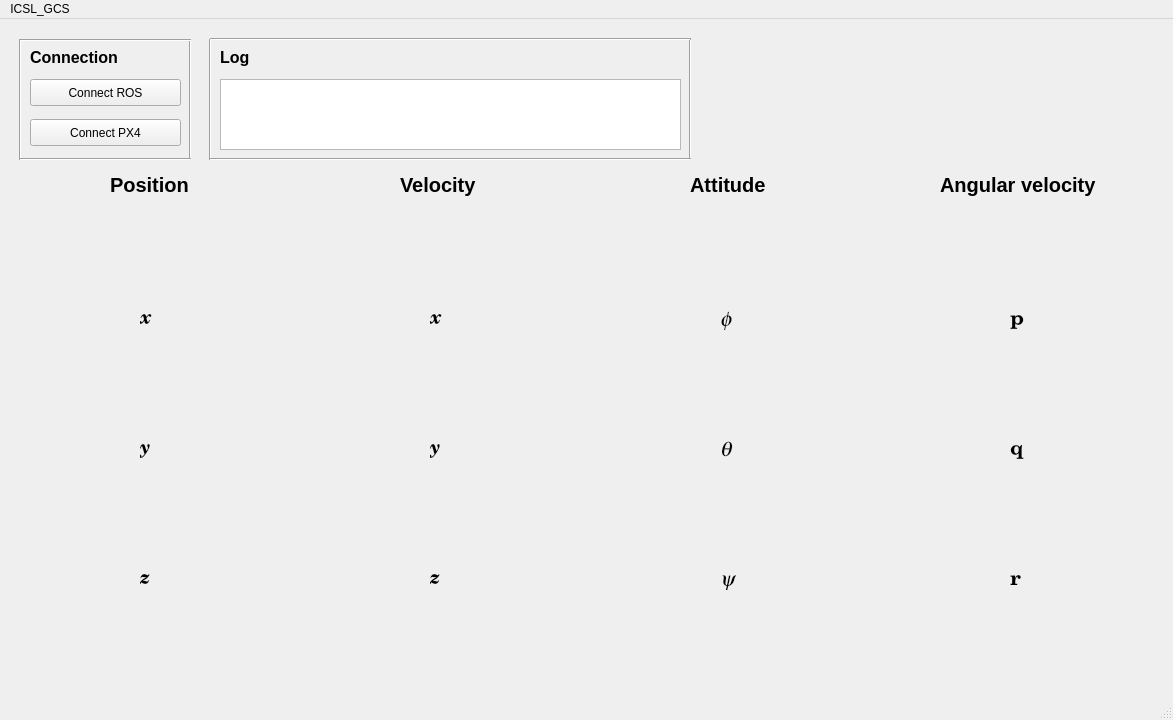
Old version of the form ui/icsl_gcs.ui in the repository Clark-Youngdong-Son/PX4_gcs.
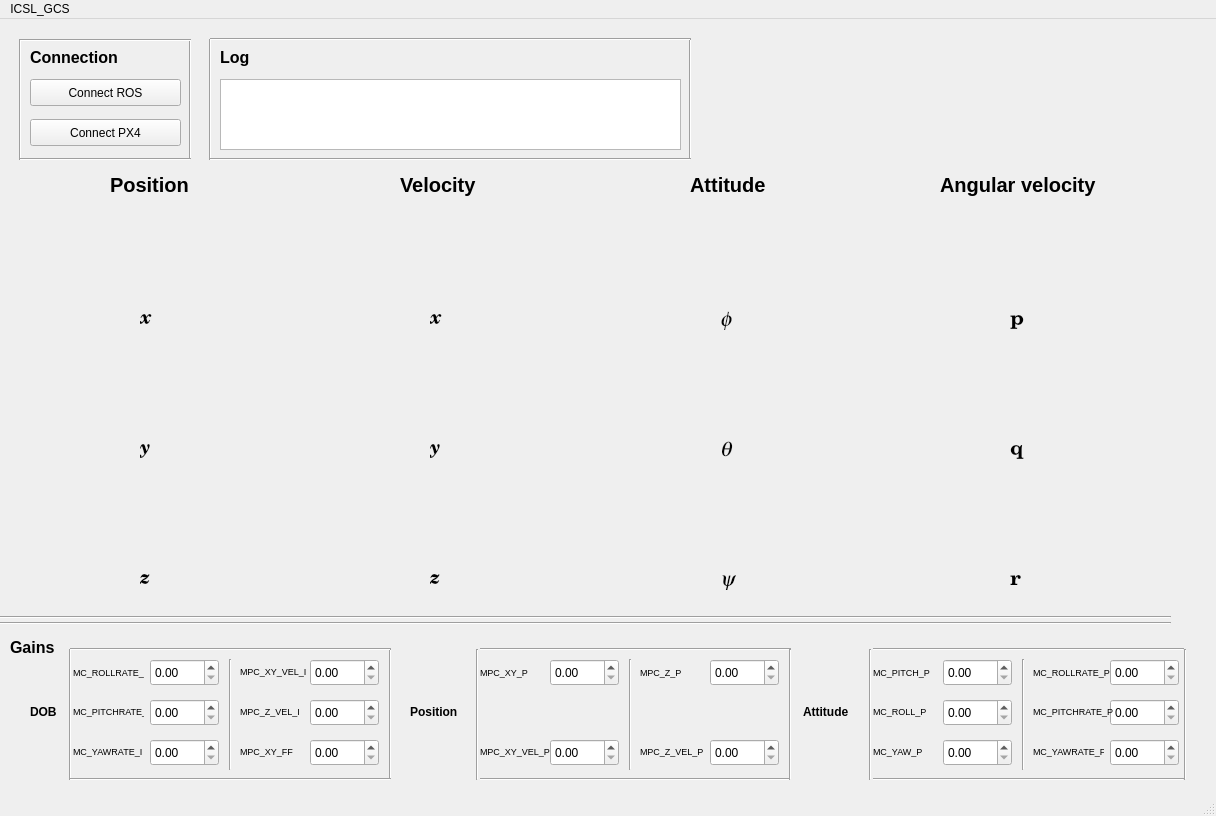
New version of the form. Custom widgets are drawn as their Qt base class.

Commit message: temp files for gain setting function

What changed in the file:
```diff
--- a/ui/icsl_gcs.ui
+++ b/ui/icsl_gcs.ui
@@ -6,8 +6,8 @@
    <rect>
     <x>0</x>
     <y>0</y>
-    <width>1173</width>
-    <height>720</height>
+    <width>1216</width>
+    <height>816</height>
    </rect>
   </property>
   <property name="windowTitle">
@@ -658,13 +658,759 @@
      <string>Angular velocity</string>
     </property>
    </widget>
+   <widget class="Line" name="line_9">
+    <property name="geometry">
+     <rect>
+      <x>0</x>
+      <y>590</y>
+      <width>1171</width>
+      <height>16</height>
+     </rect>
+    </property>
+    <property name="orientation">
+     <enum>Qt::Horizontal</enum>
+    </property>
+   </widget>
+   <widget class="Line" name="line_10">
+    <property name="geometry">
+     <rect>
+      <x>0</x>
+      <y>596</y>
+      <width>1171</width>
+      <height>16</height>
+     </rect>
+    </property>
+    <property name="orientation">
+     <enum>Qt::Horizontal</enum>
+    </property>
+   </widget>
+   <widget class="QLabel" name="label_11">
+    <property name="geometry">
+     <rect>
+      <x>10</x>
+      <y>620</y>
+      <width>67</width>
+      <height>17</height>
+     </rect>
+    </property>
+    <property name="font">
+     <font>
+      <pointsize>12</pointsize>
+      <weight>75</weight>
+      <bold>true</bold>
+     </font>
+    </property>
+    <property name="text">
+     <string>Gains</string>
+    </property>
+   </widget>
+   <widget class="QDoubleSpinBox" name="gain_1">
+    <property name="geometry">
+     <rect>
+      <x>150</x>
+      <y>640</y>
+      <width>69</width>
+      <height>27</height>
+     </rect>
+    </property>
+   </widget>
+   <widget class="Line" name="line_11">
+    <property name="geometry">
+     <rect>
+      <x>60</x>
+      <y>630</y>
+      <width>20</width>
+      <height>131</height>
+     </rect>
+    </property>
+    <property name="orientation">
+     <enum>Qt::Vertical</enum>
+    </property>
+   </widget>
+   <widget class="Line" name="line_12">
+    <property name="geometry">
+     <rect>
+      <x>380</x>
+      <y>630</y>
+      <width>20</width>
+      <height>131</height>
+     </rect>
+    </property>
+    <property name="orientation">
+     <enum>Qt::Vertical</enum>
+    </property>
+   </widget>
+   <widget class="Line" name="line_13">
+    <property name="geometry">
+     <rect>
+      <x>70</x>
+      <y>610</y>
+      <width>321</width>
+      <height>41</height>
+     </rect>
+    </property>
+    <property name="orientation">
+     <enum>Qt::Horizontal</enum>
+    </property>
+   </widget>
+   <widget class="Line" name="line_14">
+    <property name="geometry">
+     <rect>
+      <x>70</x>
+      <y>750</y>
+      <width>321</width>
+      <height>21</height>
+     </rect>
+    </property>
+    <property name="orientation">
+     <enum>Qt::Horizontal</enum>
+    </property>
+   </widget>
+   <widget class="QLabel" name="label_20">
+    <property name="geometry">
+     <rect>
+      <x>30</x>
+      <y>684</y>
+      <width>41</width>
+      <height>17</height>
+     </rect>
+    </property>
+    <property name="font">
+     <font>
+      <weight>75</weight>
+      <bold>true</bold>
+     </font>
+    </property>
+    <property name="text">
+     <string>DOB</string>
+    </property>
+   </widget>
+   <widget class="Line" name="line_15">
+    <property name="geometry">
+     <rect>
+      <x>220</x>
+      <y>640</y>
+      <width>21</width>
+      <height>111</height>
+     </rect>
+    </property>
+    <property name="orientation">
+     <enum>Qt::Vertical</enum>
+    </property>
+   </widget>
+   <widget class="QDoubleSpinBox" name="gain_2">
+    <property name="geometry">
+     <rect>
+      <x>150</x>
+      <y>680</y>
+      <width>69</width>
+      <height>27</height>
+     </rect>
+    </property>
+   </widget>
+   <widget class="QDoubleSpinBox" name="gain_3">
+    <property name="geometry">
+     <rect>
+      <x>150</x>
+      <y>720</y>
+      <width>69</width>
+      <height>27</height>
+     </rect>
+    </property>
+   </widget>
+   <widget class="QDoubleSpinBox" name="gain_4">
+    <property name="geometry">
+     <rect>
+      <x>310</x>
+      <y>640</y>
+      <width>69</width>
+      <height>27</height>
+     </rect>
+    </property>
+   </widget>
+   <widget class="QDoubleSpinBox" name="gain_6">
+    <property name="geometry">
+     <rect>
+      <x>310</x>
+      <y>720</y>
+      <width>69</width>
+      <height>27</height>
+     </rect>
+    </property>
+   </widget>
+   <widget class="QDoubleSpinBox" name="gain_5">
+    <property name="geometry">
+     <rect>
+      <x>310</x>
+      <y>680</y>
+      <width>69</width>
+      <height>27</height>
+     </rect>
+    </property>
+   </widget>
+   <widget class="QDoubleSpinBox" name="gain_8">
+    <property name="geometry">
+     <rect>
+      <x>550</x>
+      <y>720</y>
+      <width>69</width>
+      <height>27</height>
+     </rect>
+    </property>
+   </widget>
+   <widget class="QDoubleSpinBox" name="gain_7">
+    <property name="geometry">
+     <rect>
+      <x>550</x>
+      <y>640</y>
+      <width>69</width>
+      <height>27</height>
+     </rect>
+    </property>
+   </widget>
+   <widget class="QLabel" name="label_21">
+    <property name="geometry">
+     <rect>
+      <x>73</x>
+      <y>638</y>
+      <width>71</width>
+      <height>31</height>
+     </rect>
+    </property>
+    <property name="font">
+     <font>
+      <pointsize>7</pointsize>
+     </font>
+    </property>
+    <property name="text">
+     <string>MC_ROLLRATE_I</string>
+    </property>
+   </widget>
+   <widget class="QLabel" name="label_22">
+    <property name="geometry">
+     <rect>
+      <x>73</x>
+      <y>677</y>
+      <width>71</width>
+      <height>31</height>
+     </rect>
+    </property>
+    <property name="font">
+     <font>
+      <pointsize>7</pointsize>
+     </font>
+    </property>
+    <property name="text">
+     <string>MC_PITCHRATE_I</string>
+    </property>
+   </widget>
+   <widget class="QLabel" name="label_23">
+    <property name="geometry">
+     <rect>
+      <x>73</x>
+      <y>717</y>
+      <width>71</width>
+      <height>31</height>
+     </rect>
+    </property>
+    <property name="font">
+     <font>
+      <pointsize>7</pointsize>
+     </font>
+    </property>
+    <property name="text">
+     <string>MC_YAWRATE_I</string>
+    </property>
+   </widget>
+   <widget class="QLabel" name="label_24">
+    <property name="geometry">
+     <rect>
+      <x>240</x>
+      <y>637</y>
+      <width>71</width>
+      <height>31</height>
+     </rect>
+    </property>
+    <property name="font">
+     <font>
+      <pointsize>7</pointsize>
+     </font>
+    </property>
+    <property name="text">
+     <string>MPC_XY_VEL_I</string>
+    </property>
+   </widget>
+   <widget class="QLabel" name="label_25">
+    <property name="geometry">
+     <rect>
+      <x>240</x>
+      <y>677</y>
+      <width>71</width>
+      <height>31</height>
+     </rect>
+    </property>
+    <property name="font">
+     <font>
+      <pointsize>7</pointsize>
+     </font>
+    </property>
+    <property name="text">
+     <string>MPC_Z_VEL_I</string>
+    </property>
+   </widget>
+   <widget class="QLabel" name="label_26">
+    <property name="geometry">
+     <rect>
+      <x>240</x>
+      <y>717</y>
+      <width>71</width>
+      <height>31</height>
+     </rect>
+    </property>
+    <property name="font">
+     <font>
+      <pointsize>7</pointsize>
+     </font>
+    </property>
+    <property name="text">
+     <string>MPC_XY_FF</string>
+    </property>
+   </widget>
+   <widget class="Line" name="line_16">
+    <property name="geometry">
+     <rect>
+      <x>467</x>
+      <y>630</y>
+      <width>20</width>
+      <height>131</height>
+     </rect>
+    </property>
+    <property name="orientation">
+     <enum>Qt::Vertical</enum>
+    </property>
+   </widget>
+   <widget class="QLabel" name="label_27">
+    <property name="geometry">
+     <rect>
+      <x>410</x>
+      <y>684</y>
+      <width>61</width>
+      <height>17</height>
+     </rect>
+    </property>
+    <property name="font">
+     <font>
+      <weight>75</weight>
+      <bold>true</bold>
+     </font>
+    </property>
+    <property name="text">
+     <string>Position</string>
+    </property>
+   </widget>
+   <widget class="QLabel" name="label_28">
+    <property name="geometry">
+     <rect>
+      <x>480</x>
+      <y>638</y>
+      <width>71</width>
+      <height>31</height>
+     </rect>
+    </property>
+    <property name="font">
+     <font>
+      <pointsize>7</pointsize>
+     </font>
+    </property>
+    <property name="text">
+     <string>MPC_XY_P</string>
+    </property>
+   </widget>
+   <widget class="QLabel" name="label_29">
+    <property name="geometry">
+     <rect>
+      <x>480</x>
+      <y>717</y>
+      <width>71</width>
+      <height>31</height>
+     </rect>
+    </property>
+    <property name="font">
+     <font>
+      <pointsize>7</pointsize>
+     </font>
+    </property>
+    <property name="text">
+     <string>MPC_XY_VEL_P</string>
+    </property>
+   </widget>
+   <widget class="Line" name="line_17">
+    <property name="geometry">
+     <rect>
+      <x>620</x>
+      <y>640</y>
+      <width>21</width>
+      <height>111</height>
+     </rect>
+    </property>
+    <property name="orientation">
+     <enum>Qt::Vertical</enum>
+    </property>
+   </widget>
+   <widget class="Line" name="line_18">
+    <property name="geometry">
+     <rect>
+      <x>480</x>
+      <y>610</y>
+      <width>311</width>
+      <height>41</height>
+     </rect>
+    </property>
+    <property name="orientation">
+     <enum>Qt::Horizontal</enum>
+    </property>
+   </widget>
+   <widget class="Line" name="line_19">
+    <property name="geometry">
+     <rect>
+      <x>480</x>
+      <y>740</y>
+      <width>311</width>
+      <height>41</height>
+     </rect>
+    </property>
+    <property name="orientation">
+     <enum>Qt::Horizontal</enum>
+    </property>
+   </widget>
+   <widget class="Line" name="line_20">
+    <property name="geometry">
+     <rect>
+      <x>780</x>
+      <y>630</y>
+      <width>20</width>
+      <height>131</height>
+     </rect>
+    </property>
+    <property name="orientation">
+     <enum>Qt::Vertical</enum>
+    </property>
+   </widget>
+   <widget class="QLabel" name="label_30">
+    <property name="geometry">
+     <rect>
+      <x>640</x>
+      <y>638</y>
+      <width>71</width>
+      <height>31</height>
+     </rect>
+    </property>
+    <property name="font">
+     <font>
+      <pointsize>7</pointsize>
+     </font>
+    </property>
+    <property name="text">
+     <string>MPC_Z_P</string>
+    </property>
+   </widget>
+   <widget class="QLabel" name="label_31">
+    <property name="geometry">
+     <rect>
+      <x>640</x>
+      <y>717</y>
+      <width>71</width>
+      <height>31</height>
+     </rect>
+    </property>
+    <property name="font">
+     <font>
+      <pointsize>7</pointsize>
+     </font>
+    </property>
+    <property name="text">
+     <string>MPC_Z_VEL_P</string>
+    </property>
+   </widget>
+   <widget class="QDoubleSpinBox" name="gain_9">
+    <property name="geometry">
+     <rect>
+      <x>710</x>
+      <y>640</y>
+      <width>69</width>
+      <height>27</height>
+     </rect>
+    </property>
+   </widget>
+   <widget class="QDoubleSpinBox" name="gain_10">
+    <property name="geometry">
+     <rect>
+      <x>710</x>
+      <y>720</y>
+      <width>69</width>
+      <height>27</height>
+     </rect>
+    </property>
+   </widget>
+   <widget class="QDoubleSpinBox" name="gain_13">
+    <property name="geometry">
+     <rect>
+      <x>943</x>
+      <y>720</y>
+      <width>69</width>
+      <height>27</height>
+     </rect>
+    </property>
+   </widget>
+   <widget class="Line" name="line_21">
+    <property name="geometry">
+     <rect>
+      <x>873</x>
+      <y>610</y>
+      <width>311</width>
+      <height>41</height>
+     </rect>
+    </property>
+    <property name="orientation">
+     <enum>Qt::Horizontal</enum>
+    </property>
+   </widget>
+   <widget class="QLabel" name="label_32">
+    <property name="geometry">
+     <rect>
+      <x>1033</x>
+      <y>638</y>
+      <width>81</width>
+      <height>31</height>
+     </rect>
+    </property>
+    <property name="font">
+     <font>
+      <pointsize>7</pointsize>
+     </font>
+    </property>
+    <property name="text">
+     <string>MC_ROLLRATE_P</string>
+    </property>
+   </widget>
+   <widget class="QLabel" name="label_33">
+    <property name="geometry">
+     <rect>
+      <x>1033</x>
+      <y>717</y>
+      <width>71</width>
+      <height>31</height>
+     </rect>
+    </property>
+    <property name="font">
+     <font>
+      <pointsize>7</pointsize>
+     </font>
+    </property>
+    <property name="text">
+     <string>MC_YAWRATE_P</string>
+    </property>
+   </widget>
+   <widget class="Line" name="line_22">
+    <property name="geometry">
+     <rect>
+      <x>1013</x>
+      <y>640</y>
+      <width>21</width>
+      <height>111</height>
+     </rect>
+    </property>
+    <property name="orientation">
+     <enum>Qt::Vertical</enum>
+    </property>
+   </widget>
+   <widget class="QDoubleSpinBox" name="gain_11">
+    <property name="geometry">
+     <rect>
+      <x>943</x>
+      <y>640</y>
+      <width>69</width>
+      <height>27</height>
+     </rect>
+    </property>
+   </widget>
+   <widget class="Line" name="line_23">
+    <property name="geometry">
+     <rect>
+      <x>1170</x>
+      <y>630</y>
+      <width>31</width>
+      <height>131</height>
+     </rect>
+    </property>
+    <property name="orientation">
+     <enum>Qt::Vertical</enum>
+    </property>
+   </widget>
+   <widget class="Line" name="line_24">
+    <property name="geometry">
+     <rect>
+      <x>873</x>
+      <y>740</y>
+      <width>311</width>
+      <height>41</height>
+     </rect>
+    </property>
+    <property name="orientation">
+     <enum>Qt::Horizontal</enum>
+    </property>
+   </widget>
+   <widget class="QLabel" name="label_34">
+    <property name="geometry">
+     <rect>
+      <x>873</x>
+      <y>638</y>
+      <width>71</width>
+      <height>31</height>
+     </rect>
+    </property>
+    <property name="font">
+     <font>
+      <pointsize>7</pointsize>
+     </font>
+    </property>
+    <property name="text">
+     <string>MC_PITCH_P</string>
+    </property>
+   </widget>
+   <widget class="QLabel" name="label_35">
+    <property name="geometry">
+     <rect>
+      <x>803</x>
+      <y>684</y>
+      <width>61</width>
+      <height>17</height>
+     </rect>
+    </property>
+    <property name="font">
+     <font>
+      <weight>75</weight>
+      <bold>true</bold>
+     </font>
+    </property>
+    <property name="text">
+     <string>Attitude</string>
+    </property>
+   </widget>
+   <widget class="QDoubleSpinBox" name="gain_14">
+    <property name="geometry">
+     <rect>
+      <x>1110</x>
+      <y>640</y>
+      <width>69</width>
+      <height>27</height>
+     </rect>
+    </property>
+   </widget>
+   <widget class="QDoubleSpinBox" name="gain_16">
+    <property name="geometry">
+     <rect>
+      <x>1110</x>
+      <y>720</y>
+      <width>69</width>
+      <height>27</height>
+     </rect>
+    </property>
+   </widget>
+   <widget class="Line" name="line_25">
+    <property name="geometry">
+     <rect>
+      <x>860</x>
+      <y>630</y>
+      <width>20</width>
+      <height>131</height>
+     </rect>
+    </property>
+    <property name="orientation">
+     <enum>Qt::Vertical</enum>
+    </property>
+   </widget>
+   <widget class="QDoubleSpinBox" name="gain_12">
+    <property name="geometry">
+     <rect>
+      <x>943</x>
+      <y>680</y>
+      <width>69</width>
+      <height>27</height>
+     </rect>
+    </property>
+   </widget>
+   <widget class="QDoubleSpinBox" name="gain_15">
+    <property name="geometry">
+     <rect>
+      <x>1110</x>
+      <y>680</y>
+      <width>69</width>
+      <height>27</height>
+     </rect>
+    </property>
+   </widget>
+   <widget class="QLabel" name="label_36">
+    <property name="geometry">
+     <rect>
+      <x>873</x>
+      <y>677</y>
+      <width>71</width>
+      <height>31</height>
+     </rect>
+    </property>
+    <property name="font">
+     <font>
+      <pointsize>7</pointsize>
+     </font>
+    </property>
+    <property name="text">
+     <string>MC_ROLL_P</string>
+    </property>
+   </widget>
+   <widget class="QLabel" name="label_37">
+    <property name="geometry">
+     <rect>
+      <x>1033</x>
+      <y>677</y>
+      <width>81</width>
+      <height>31</height>
+     </rect>
+    </property>
+    <property name="font">
+     <font>
+      <pointsize>7</pointsize>
+     </font>
+    </property>
+    <property name="text">
+     <string>MC_PITCHRATE_P</string>
+    </property>
+   </widget>
+   <widget class="QLabel" name="label_38">
+    <property name="geometry">
+     <rect>
+      <x>873</x>
+      <y>717</y>
+      <width>71</width>
+      <height>31</height>
+     </rect>
+    </property>
+    <property name="font">
+     <font>
+      <pointsize>7</pointsize>
+     </font>
+    </property>
+    <property name="text">
+     <string>MC_YAW_P</string>
+    </property>
+   </widget>
   </widget>
   <widget class="QMenuBar" name="menubar">
    <property name="geometry">
     <rect>
      <x>0</x>
      <y>0</y>
-     <width>1173</width>
+     <width>1216</width>
      <height>25</height>
     </rect>
    </property>
```
The commit also changes 4 other files.
